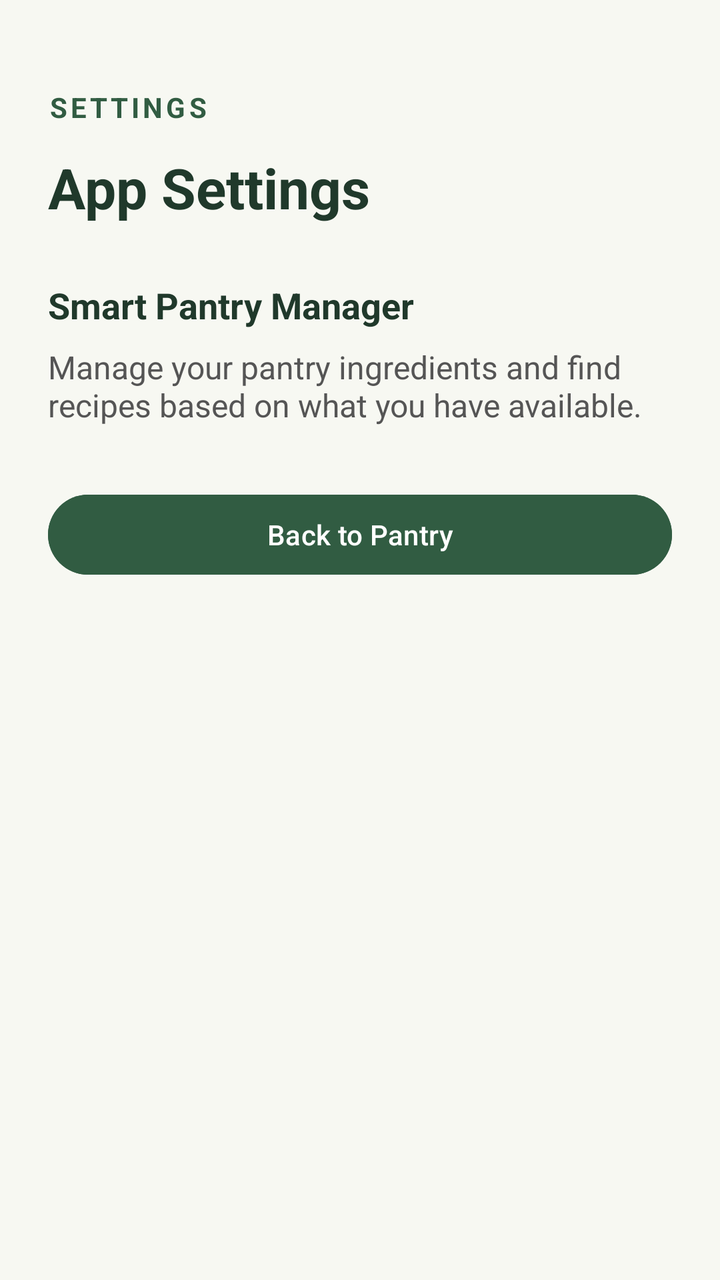
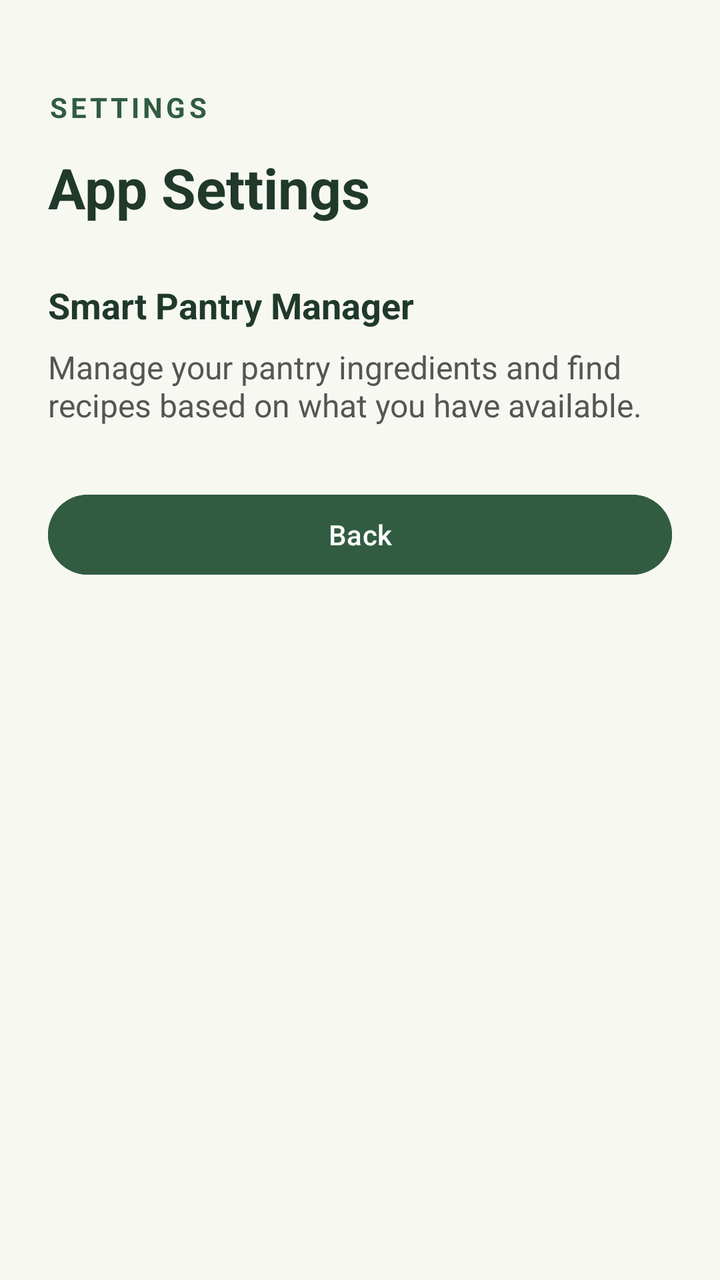

Screens rendered from an Android XML layout before and after an edit, with the pre-edit source and the edit as a unified diff.
<!-- AndroidManifest.xml: application theme Theme.SmartPantryManager -->
<!-- res/layout/activity_settingslayout.xml -->
<?xml version="1.0" encoding="utf-8"?>
<LinearLayout xmlns:android="http://schemas.android.com/apk/res/android"
    android:layout_width="match_parent"
    android:layout_height="match_parent"
    android:orientation="vertical"
    android:background="#F7F8F2"
    android:padding="24dp">

    <TextView
        android:layout_width="match_parent"
        android:layout_height="wrap_content"
        android:text="SETTINGS"
        android:textColor="#315C42"
        android:textSize="14sp"
        android:textStyle="bold"
        android:letterSpacing="0.12"
        android:layout_marginTop="20dp" />

    <TextView
        android:layout_width="match_parent"
        android:layout_height="wrap_content"
        android:text="App Settings"
        android:textColor="#20392B"
        android:textSize="28sp"
        android:textStyle="bold"
        android:layout_marginTop="12dp"
        android:layout_marginBottom="28dp" />

    <TextView
        android:layout_width="match_parent"
        android:layout_height="wrap_content"
        android:text="Smart Pantry Manager"
        android:textColor="#20392B"
        android:textSize="18sp"
        android:textStyle="bold"
        android:layout_marginBottom="8dp" />

    <TextView
        android:layout_width="match_parent"
        android:layout_height="wrap_content"
        android:text="Manage your pantry ingredients and find recipes based on what you have available."
        android:textColor="#555555"
        android:textSize="16sp"
        android:layout_marginBottom="30dp" />

    <Button
        android:id="@+id/backToPantryButton"
        android:layout_width="match_parent"
        android:layout_height="wrap_content"
        android:text="Back to Pantry"
        android:textAllCaps="false"
        android:textColor="#FFFFFF"
        android:backgroundTint="#315C42" />

</LinearLayout>
<!-- resources referenced by this layout -->
<resources>
  <style name="Theme.SmartPantryManager" parent="Base.Theme.SmartPantryManager" />
  <style name="Base.Theme.SmartPantryManager" parent="Theme.Material3.DayNight.NoActionBar">
          
          
      </style>
</resources>

<!-- the commit's change to res/layout/activity_settingslayout.xml (unified diff, before → after) -->
@@ -1,55 +1,61 @@
 <?xml version="1.0" encoding="utf-8"?>
-<LinearLayout xmlns:android="http://schemas.android.com/apk/res/android"
+<ScrollView xmlns:android="http://schemas.android.com/apk/res/android"
     android:layout_width="match_parent"
     android:layout_height="match_parent"
-    android:orientation="vertical"
-    android:background="#F7F8F2"
-    android:padding="24dp">
+    android:background="#F7F8F2">
 
-    <TextView
+    <LinearLayout
         android:layout_width="match_parent"
         android:layout_height="wrap_content"
-        android:text="SETTINGS"
-        android:textColor="#315C42"
-        android:textSize="14sp"
-        android:textStyle="bold"
-        android:letterSpacing="0.12"
-        android:layout_marginTop="20dp" />
+        android:orientation="vertical"
+        android:padding="24dp">
 
-    <TextView
-        android:layout_width="match_parent"
-        android:layout_height="wrap_content"
-        android:text="App Settings"
-        android:textColor="#20392B"
-        android:textSize="28sp"
-        android:textStyle="bold"
-        android:layout_marginTop="12dp"
-        android:layout_marginBottom="28dp" />
+        <TextView
+            android:layout_width="match_parent"
+            android:layout_height="wrap_content"
+            android:text="SETTINGS"
+            android:textColor="#315C42"
+            android:textSize="14sp"
+            android:textStyle="bold"
+            android:letterSpacing="0.12"
+            android:layout_marginTop="20dp" />
 
-    <TextView
-        android:layout_width="match_parent"
-        android:layout_height="wrap_content"
-        android:text="Smart Pantry Manager"
-        android:textColor="#20392B"
-        android:textSize="18sp"
-        android:textStyle="bold"
-        android:layout_marginBottom="8dp" />
+        <TextView
+            android:layout_width="match_parent"
+            android:layout_height="wrap_content"
+            android:text="App Settings"
+            android:textColor="#20392B"
+            android:textSize="28sp"
+            android:textStyle="bold"
+            android:layout_marginTop="12dp"
+            android:layout_marginBottom="28dp" />
 
-    <TextView
-        android:layout_width="match_parent"
-        android:layout_height="wrap_content"
-        android:text="Manage your pantry ingredients and find recipes based on what you have available."
-        android:textColor="#555555"
-        android:textSize="16sp"
-        android:layout_marginBottom="30dp" />
+        <TextView
+            android:layout_width="match_parent"
+            android:layout_height="wrap_content"
+            android:text="Smart Pantry Manager"
+            android:textColor="#20392B"
+            android:textSize="18sp"
+            android:textStyle="bold"
+            android:layout_marginBottom="8dp" />
 
-    <Button
-        android:id="@+id/backToPantryButton"
-        android:layout_width="match_parent"
-        android:layout_height="wrap_content"
-        android:text="Back to Pantry"
-        android:textAllCaps="false"
-        android:textColor="#FFFFFF"
-        android:backgroundTint="#315C42" />
+        <TextView
+            android:layout_width="match_parent"
+            android:layout_height="wrap_content"
+            android:text="Manage your pantry ingredients and find recipes based on what you have available."
+            android:textColor="#555555"
+            android:textSize="16sp"
+            android:layout_marginBottom="30dp" />
 
-</LinearLayout>
+        <Button
+            android:id="@+id/backToPantryButton"
+            android:layout_width="match_parent"
+            android:layout_height="wrap_content"
+            android:text="Back"
+            android:textAllCaps="false"
+            android:textColor="#FFFFFF"
+            android:backgroundTint="#315C42" />
+
+    </LinearLayout>
+
+</ScrollView>
